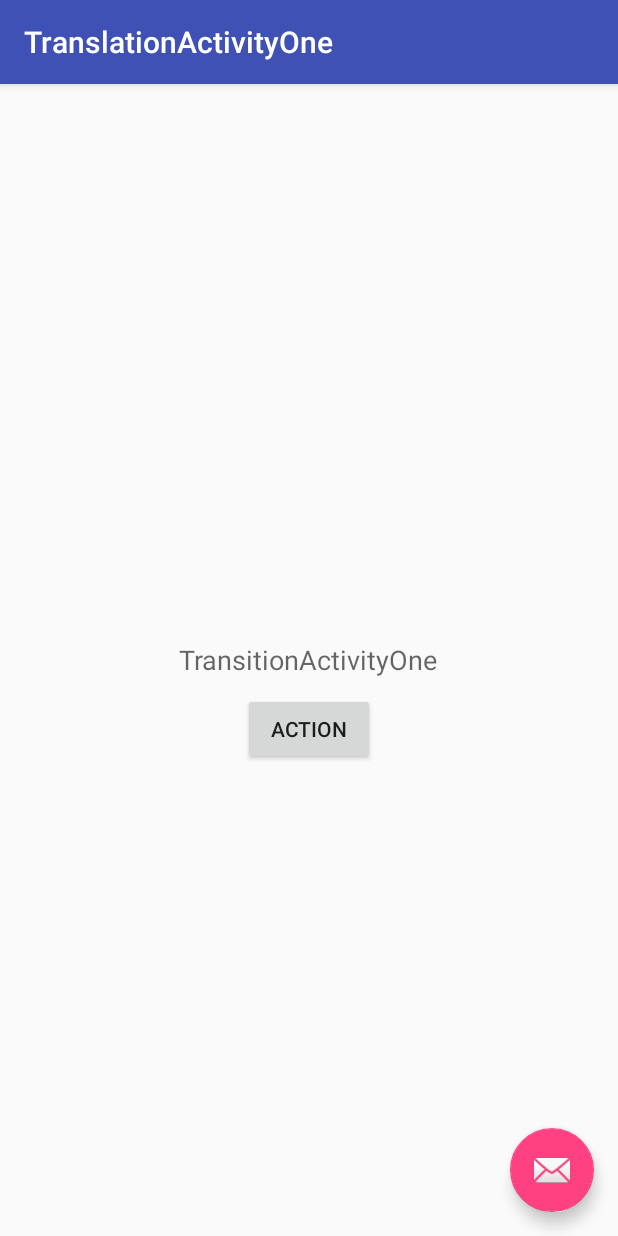
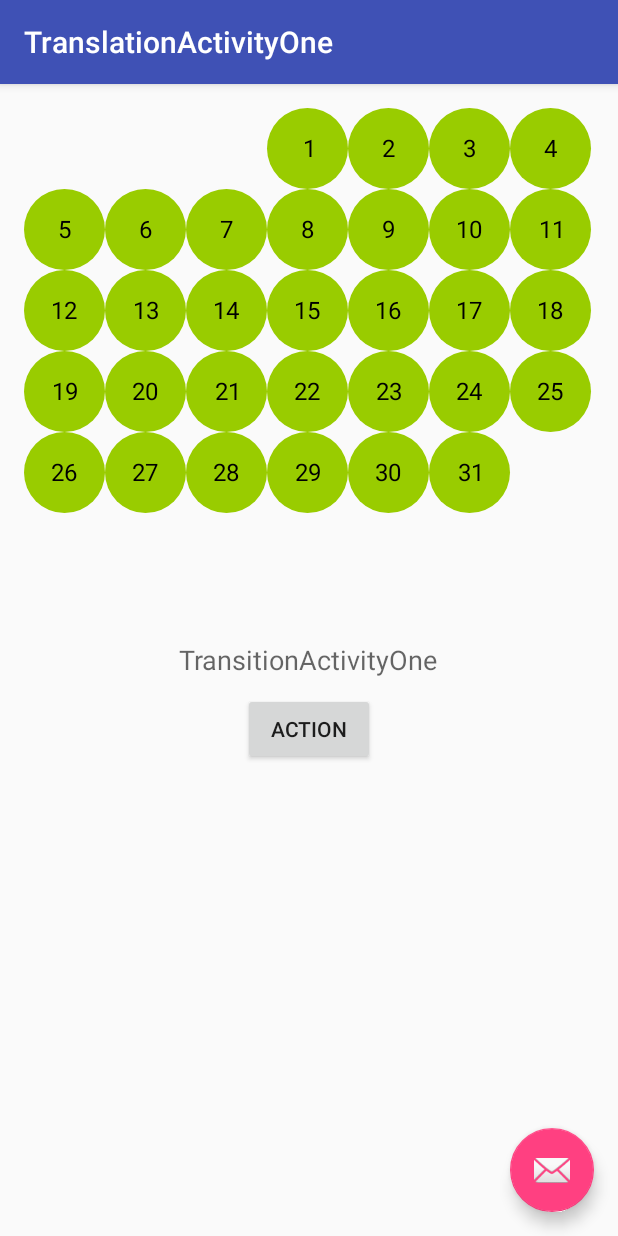
Before and after one commit to rimasg/DemoApp, an Android app: the TransitionActivityOne screen opened directly, with no data from a screen before it, on a phone screen of 412 x 824 dp. Run offline under Robolectric (Android 15) with nearby library versions, the phone set to English and light mode, and no system bars.

Commit message:
CalendarMonthView

```diff
--- /dev/null
+++ b/app/src/main/java/com/sid/demoapp/views/CalendarMonthView.java
@@ -0,0 +1,111 @@
+package com.sid.demoapp.views;
+
+import android.content.Context;
+import android.graphics.Canvas;
+import android.graphics.Paint;
+import android.graphics.Rect;
+import android.graphics.drawable.Drawable;
+import android.support.v4.view.ViewCompat;
+import android.util.AttributeSet;
+import android.view.MotionEvent;
+import android.view.View;
+import android.view.View.OnTouchListener;
+
+import com.sid.demoapp.R;
+
+import java.util.Calendar;
+import java.util.Locale;
+
+/**
+ * Created by Okis on 2016.12.11.
+ */
+
+public class CalendarMonthView extends View implements OnTouchListener {
+    public static final int WEEK_DAY_COUNT = 7;
+    private Calendar calendar;
+    private float dayTextSize;
+    private int dayViewSize;
+    private int maximumDays;
+    private String name;
+    private float nameTextSize;
+    private Paint paint;
+    private Drawable backgroundDrawable;
+    private int width;
+    private int height;
+    private int startX;
+    private int startY;
+    private Rect tmpRect;
+
+    public CalendarMonthView(Context context) {
+        this(context, null);
+    }
+
+    public CalendarMonthView(Context context, AttributeSet attrs) {
+        this(context, attrs, 0);
+    }
+
+    public CalendarMonthView(Context context, AttributeSet attrs, int defStyle) {
+        super(context, attrs, defStyle);
+        calendar = Calendar.getInstance(Locale.getDefault());
+        paint = new Paint();
+        backgroundDrawable = getResources().getDrawable(R.drawable.calendar_bg, null);
+        tmpRect = new Rect();
+        init();
+    }
+
+    private void init() {
+        initCalendar();
+        dayTextSize = 24.0f;
+        nameTextSize = 24.0f;
+        paint.setTextSize(dayTextSize);
+        paint.setAntiAlias(true);
+        maximumDays = (calendar.getActualMaximum(Calendar.DAY_OF_MONTH) + getMonthStartDate()) - 1;
+
+        setOnTouchListener(this);
+    }
+
+    private void initCalendar() {
+        calendar.setFirstDayOfWeek(Calendar.MONDAY);
+        calendar.set(Calendar.DAY_OF_MONTH, 1);
+    }
+
+    @Override
+    protected void onDraw(Canvas canvas) {
+        super.onDraw(canvas);
+        paint.setColor(ViewCompat.MEASURED_STATE_MASK);
+        for (int position = getMonthStartDate() - 1; position < maximumDays; position++) {
+            int day = (position - getMonthStartDate()) + 1;
+            canvas.save();
+            canvas.translate((float) ((position % 7) * dayViewSize), (float) ((position / 7) * dayViewSize));
+            final String s = String.valueOf(day + 1);
+            paint.getTextBounds(s, 0, s.length(), tmpRect);
+            backgroundDrawable.setBounds(0, 0, dayViewSize, dayViewSize);
+            backgroundDrawable.draw(canvas);
+            canvas.drawText(s, (float) ((dayViewSize - tmpRect.right) / 2), (float) ((dayViewSize - tmpRect.top) / 2), paint);
+            canvas.restore();
+        }
+    }
+
+    private int getMonthStartDate() {
+        final int i = calendar.get(Calendar.DAY_OF_WEEK) - 1;
+        if (i == 0) {
+            return 7;
+        }
+        return i;
+    }
+
+    @Override
+    protected void onMeasure(int widthMeasureSpec, int heightMeasureSpec) {
+        // super.onMeasure(widthMeasureSpec, heightMeasureSpec);
+        width = MeasureSpec.getSize(widthMeasureSpec);
+        dayViewSize = width / 7;
+        height = (int) (((double) dayViewSize) * Math.ceil((double) (((float) maximumDays) / 7.0f)));
+        setMeasuredDimension(width, height);
+    }
+
+    @Override
+    public boolean onTouch(View v, MotionEvent event) {
+        // TODO: 2016.12.11 implement onTouch()
+        return false;
+    }
+}
--- /dev/null
+++ b/app/src/main/res/drawable/calendar_bg.xml
@@ -0,0 +1,6 @@
+<?xml version="1.0" encoding="utf-8"?>
+<shape xmlns:android="http://schemas.android.com/apk/res/android"
+       android:shape="oval">
+    <stroke android:color="@android:color/holo_green_dark"/>
+    <solid android:color="@android:color/holo_green_light"/>
+</shape>
--- a/app/src/main/res/layout/content_translation_activity.xml
+++ b/app/src/main/res/layout/content_translation_activity.xml
@@ -13,6 +13,11 @@
     app:layout_behavior="@string/appbar_scrolling_view_behavior"
     tools:context="com.sid.demoapp.translations.TransitionActivityOne"
     tools:showIn="@layout/activity_transition">
+
+    <com.sid.demoapp.views.CalendarMonthView
+        android:layout_alignParentTop="true"
+        android:layout_width="match_parent"
+        android:layout_height="150dp"/>
 
     <TextView
         android:id="@+id/activity_name"
--- a/app/src/main/res/layout/fragment_other.xml
+++ b/app/src/main/res/layout/fragment_other.xml
@@ -110,6 +110,12 @@
             style="@style/ButtonStyle"
             android:layout_width="wrap_content"
             android:layout_height="wrap_content"/>
+        <Button
+            android:id="@+id/action_tabbed_activity"
+            android:text="Tabbed activity"
+            style="@style/ButtonStyle"
+            android:layout_width="wrap_content"
+            android:layout_height="wrap_content"/>
     </LinearLayout>
 
     <LinearLayout
--- a/app/src/main/res/values/strings.xml
+++ b/app/src/main/res/values/strings.xml
@@ -14,4 +14,7 @@
     <string name="title_activity_translation">TranslationActivityOne</string>
     <string name="in_progress">Process in progress...</string>
 
+    <!-- TODO: Remove or change this placeholder text -->
+    <string name="hello_blank_fragment">Hello blank fragment</string>
+
 </resources>
--- a/build.gradle
+++ b/build.gradle
@@ -5,7 +5,7 @@ buildscript {
         jcenter()
     }
     dependencies {
-        classpath 'com.android.tools.build:gradle:2.2.2'
+        classpath 'com.android.tools.build:gradle:2.2.3'
 
         // NOTE: Do not place your application dependencies here; they belong
         // in the individual module build.gradle files
```
Also changed, not shown: app/src/main/java/com/sid/demoapp/OtherFragment.java (+13 -0 lines), app/src/main/java/com/sid/demoapp/TransparentToolBarFragment.java (added, +34 -0 lines), app/src/main/java/com/sid/demoapp/fragments/CustomFragment.java (added, +26 -0 lines), app/src/main/java/com/sid/demoapp/views/TitleView.java (added, +192 -0 lines), app/src/main/res/layout/fragment_transparent_tool_bar.xml (added, +25 -0 lines), app/src/main/res/layout/title_view.xml (added, +18 -0 lines), app/src/main/res/values/attrs.xml (added, +8 -0 lines), app/src/main/res/drawable/ladybug.png (added).
